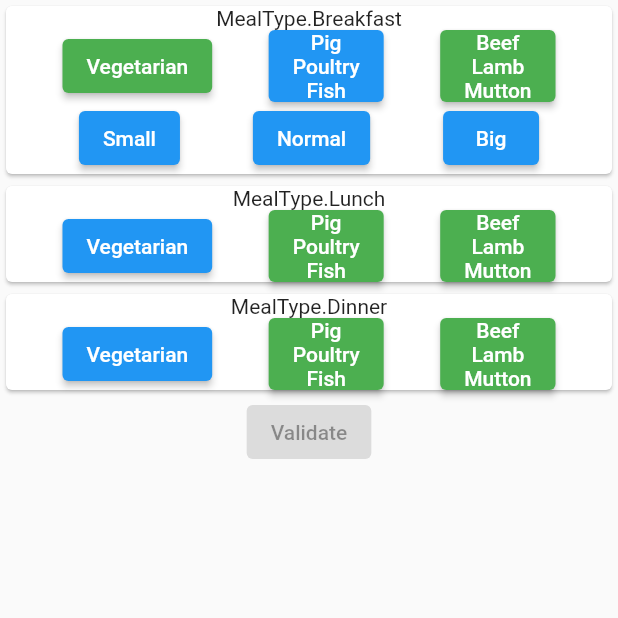
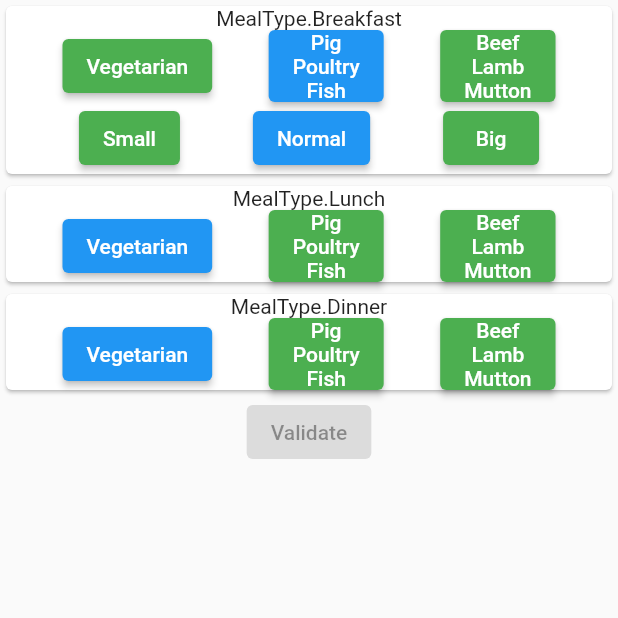
Before and after one commit to nicolaslecrique/co2Tracker, a Flutter app: the DailyForm screen opened by its route, after a tap on "Pig", on a phone screen of 412 x 824 dp, the top half of it. Run offline on Flutter 3.47's test engine with Material 2 defaults, Android fonts, the phone set to English and light mode, and no system bars.

Commit message:
manage portion state

```diff
--- a/lib/routes/daily_form/model/daily_form_model.dart
+++ b/lib/routes/daily_form/model/daily_form_model.dart
@@ -19,10 +19,19 @@ class DailyFormModel extends ChangeNotifier {
   }
 
   void setFoodChoice(MealType mealType, FoodChoice foodChoice) {
+    FoodPortion? defaultPortion = foodChoice == FoodChoice.Vegetarian ? null : FoodPortion.normal;
     state = new DailyFormState(
-        mealType == MealType.Breakfast ? new MealState(foodChoice, null) : state.breakfast,
-        mealType == MealType.Lunch ? new MealState(foodChoice, state.lunch.foodPortionOrNull) : state.lunch,
-        mealType == MealType.Dinner ? new MealState(foodChoice, state.dinner.foodPortionOrNull) : state.dinner);
+        mealType == MealType.Breakfast ? new MealState(foodChoice, defaultPortion) : state.breakfast,
+        mealType == MealType.Lunch ? new MealState(foodChoice, defaultPortion) : state.lunch,
+        mealType == MealType.Dinner ? new MealState(foodChoice, defaultPortion) : state.dinner);
+    notifyListeners();
+  }
+
+  void setPortion(MealType mealType, FoodPortion foodPortion) {
+    state = new DailyFormState(
+        mealType == MealType.Breakfast ? new MealState(state.lunch.foodChoice, foodPortion) : state.lunch,
+        mealType == MealType.Lunch ? new MealState(state.lunch.foodChoice, foodPortion) : state.lunch,
+        mealType == MealType.Dinner ? new MealState(state.dinner.foodChoice, foodPortion) : state.dinner);
     notifyListeners();
   }
 }
--- a/lib/routes/daily_form/widgets/meal_panel.dart
+++ b/lib/routes/daily_form/widgets/meal_panel.dart
@@ -29,7 +29,8 @@ class MealPanel extends StatelessWidget {
                 ],
               ),
               if (meal.foodChoice != FoodChoice.Vegetarian)
-                MealPortions() // https://github.com/flutter/flutter/issues/3783#issuecomment-738476473
+                MealPortions(
+                    mealType: mealType) // https://github.com/flutter/flutter/issues/3783#issuecomment-738476473
             ],
           ),
         );
--- a/lib/routes/daily_form/widgets/meal_portion_button.dart
+++ b/lib/routes/daily_form/widgets/meal_portion_button.dart
@@ -1,10 +1,13 @@
+import 'package:co2tracker/routes/daily_form/model/daily_form_model.dart';
 import 'package:co2tracker/routes/daily_form/model/daily_form_state.dart';
 import 'package:flutter/material.dart';
+import 'package:provider/provider.dart';
 
 class MealPortionButton extends StatelessWidget {
+  final MealType mealType;
   final FoodPortion foodPortion;
 
-  const MealPortionButton({Key? key, required this.foodPortion}) : super(key: key);
+  const MealPortionButton({Key? key, required this.mealType, required this.foodPortion}) : super(key: key);
 
   String getPortionText(FoodPortion foodPortion) {
     switch (foodPortion) {
@@ -19,6 +22,12 @@ class MealPortionButton extends StatelessWidget {
 
   @override
   Widget build(BuildContext context) {
-    return ElevatedButton(onPressed: () => {}, child: Text(getPortionText(foodPortion)));
+    return Consumer<DailyFormModel>(builder: (BuildContext context, DailyFormModel model, Widget? child) {
+      bool isSelected = model.getMealState(mealType).foodPortionOrNull == foodPortion;
+      return ElevatedButton(
+          style: isSelected ? null : ElevatedButton.styleFrom(primary: Colors.green),
+          onPressed: () => {model.setPortion(mealType, foodPortion)},
+          child: Text(getPortionText(foodPortion)));
+    });
   }
 }
--- a/lib/routes/daily_form/widgets/meal_portions.dart
+++ b/lib/routes/daily_form/widgets/meal_portions.dart
@@ -1,19 +1,21 @@
+import 'package:co2tracker/routes/daily_form/model/daily_form_model.dart';
 import 'package:co2tracker/routes/daily_form/model/daily_form_state.dart';
 import 'package:flutter/material.dart';
 
 import 'meal_portion_button.dart';
 
 class MealPortions extends StatelessWidget {
-  const MealPortions({Key? key}) : super(key: key);
+  final MealType mealType;
+  const MealPortions({Key? key, required this.mealType}) : super(key: key);
 
   @override
   Widget build(BuildContext context) {
     return Row(
       mainAxisAlignment: MainAxisAlignment.spaceEvenly,
       children: [
-        MealPortionButton(foodPortion: FoodPortion.small),
-        MealPortionButton(foodPortion: FoodPortion.normal),
-        MealPortionButton(foodPortion: FoodPortion.big)
+        MealPortionButton(mealType: mealType, foodPortion: FoodPortion.small),
+        MealPortionButton(mealType: mealType, foodPortion: FoodPortion.normal),
+        MealPortionButton(mealType: mealType, foodPortion: FoodPortion.big)
       ],
     );
   }
```
